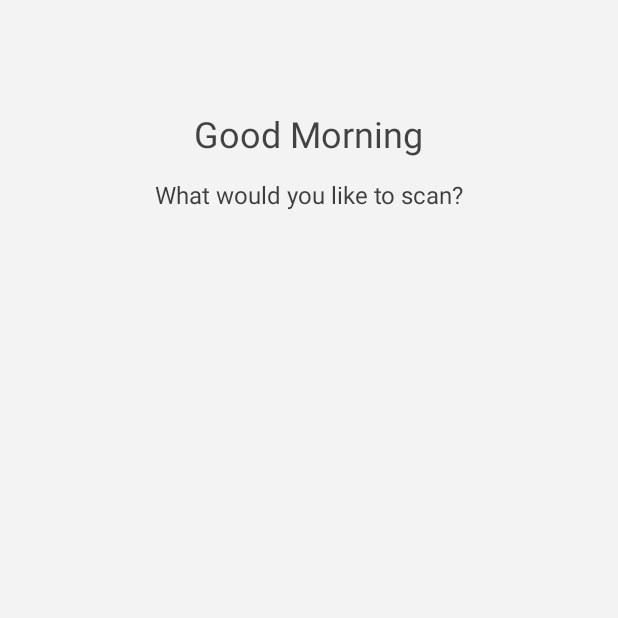
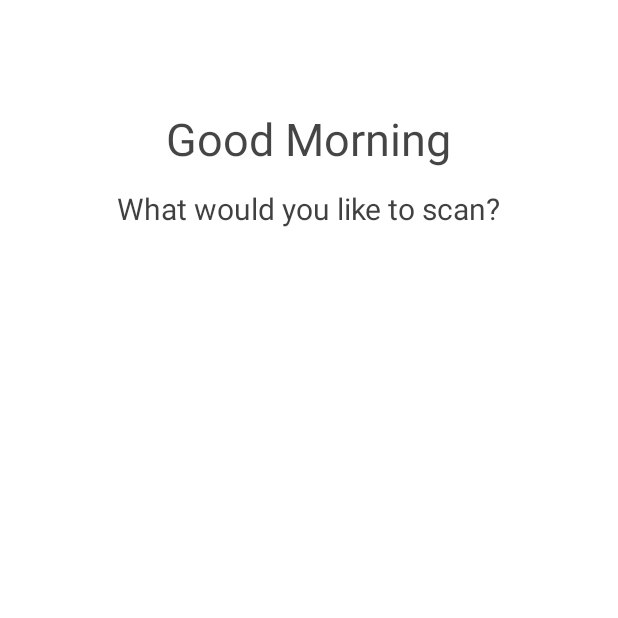
Before and after one commit to HIYJOKOU/RCG, an Android app: the screen it shows after launch (MainActivity), on a phone screen of 412 x 824 dp, the top half of it. Run offline under Robolectric (Android 15) with nearby library versions, the phone set to English and light mode, and no system bars; Roboto replaces fonts that are not available here.

Commit message:
0.156V
#Desc
-testing

```diff
--- a/app/src/main/res/layout/activity_main.xml
+++ b/app/src/main/res/layout/activity_main.xml
@@ -4,7 +4,8 @@
     xmlns:tools="http://schemas.android.com/tools"
     android:layout_width="match_parent"
     android:layout_height="match_parent"
-    android:background="#F3F3F3"
+    android:background="?attr/background"
+
 
     tools:context=".MainActivity">
 
@@ -16,7 +17,7 @@
         android:fontFamily="@font/ubuntu_medium"
         android:text="@string/front_text_1_Morning"
         android:textColor="@color/text_primary_LIGHT"
-        android:textSize="24sp"
+        android:textSize="30sp"
         app:layout_constraintBottom_toBottomOf="parent"
         app:layout_constraintHorizontal_bias="0.498"
         app:layout_constraintLeft_toLeftOf="parent"
@@ -31,7 +32,7 @@
         android:fontFamily="@font/ubuntu"
         android:text="@string/front_text_2"
         android:textColor="@color/text_secondary_LIGHT"
-        android:textSize="16sp"
+        android:textSize="20sp"
         app:layout_constraintBottom_toBottomOf="parent"
         app:layout_constraintLeft_toLeftOf="parent"
         app:layout_constraintRight_toRightOf="parent"
--- a/app/src/main/res/values-night/themes.xml
+++ b/app/src/main/res/values-night/themes.xml
@@ -14,6 +14,9 @@
         <!-- Status bar color. -->
         <item name="android:statusBarColor" tools:targetApi="l">?attr/colorPrimaryVariant</item>
 
-        <!-- Customize your theme here. -->
+        <!-- Customize your theme here.-->
+        <item name='text_primary'>@color/text_primary_DARK</item>
+        <item name='text_secondary'>@color/text_secondary_DARK</item>
+        <item name="background">@color/background_DARK</item>
     </style>
 </resources>
--- a/app/src/main/res/values/themes.xml
+++ b/app/src/main/res/values/themes.xml
@@ -15,7 +15,11 @@
         <!-- Status bar color. -->
         <item name="android:statusBarColor" tools:targetApi="l">?attr/colorPrimaryVariant</item>
 
-        <!-- Customize your theme here. -->
+        <!-- Customize your theme here.-->
+        <item name='text_primary'>@color/text_primary_LIGHT</item>
+        <item name='text_secondary'>@color/text_secondary_LIGHT</item>
+        <item name="background">@color/background_LIGHT</item>
+
 
     </style>
 </resources>
--- a/gradle.properties
+++ b/gradle.properties
@@ -6,7 +6,7 @@
 # http://www.gradle.org/docs/current/userguide/build_environment.html
 # Specifies the JVM arguments used for the daemon process.
 # The setting is particularly useful for tweaking memory settings.
-org.gradle.jvmargs=-Xmx2048m -Dfile.encoding=UTF-8
+org.gradle.jvmargs=-Xmx4048m -Dfile.encoding=UTF-8
 # When configured, Gradle will run in incubating parallel mode.
 # This option should only be used with decoupled projects. More details, visit
 # http://www.gradle.org/docs/current/userguide/multi_project_builds.html#sec:decoupled_projects
```
Also changed, not shown: app/src/main/res/values/attr.xml (added, +11 -0 lines).
